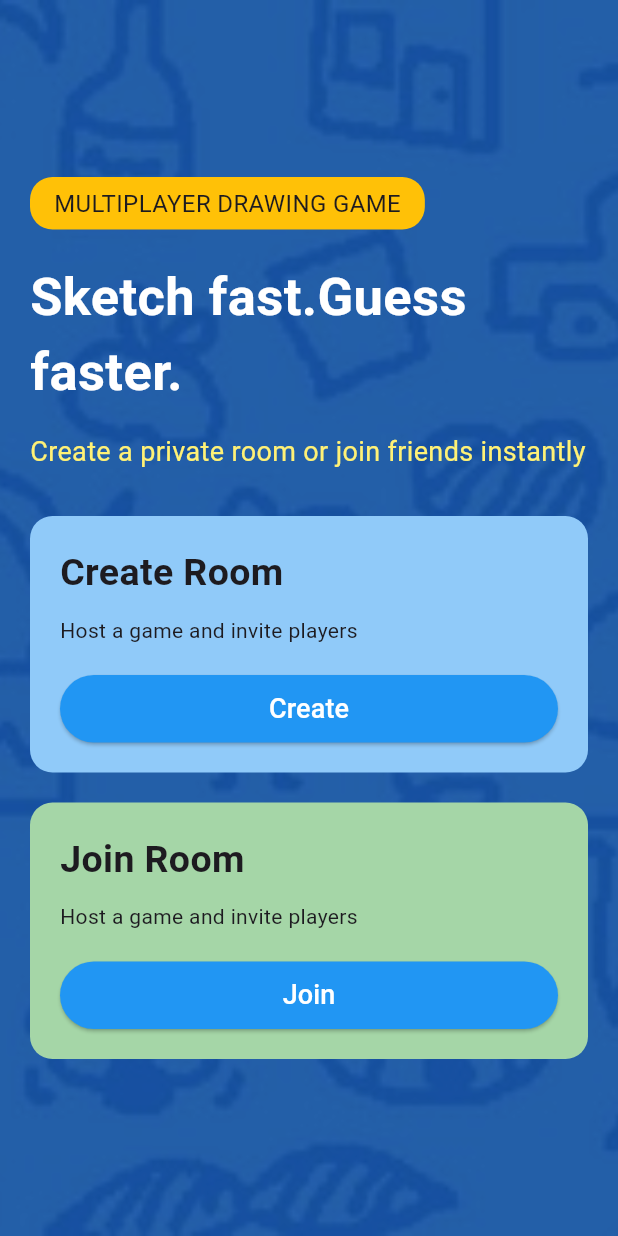
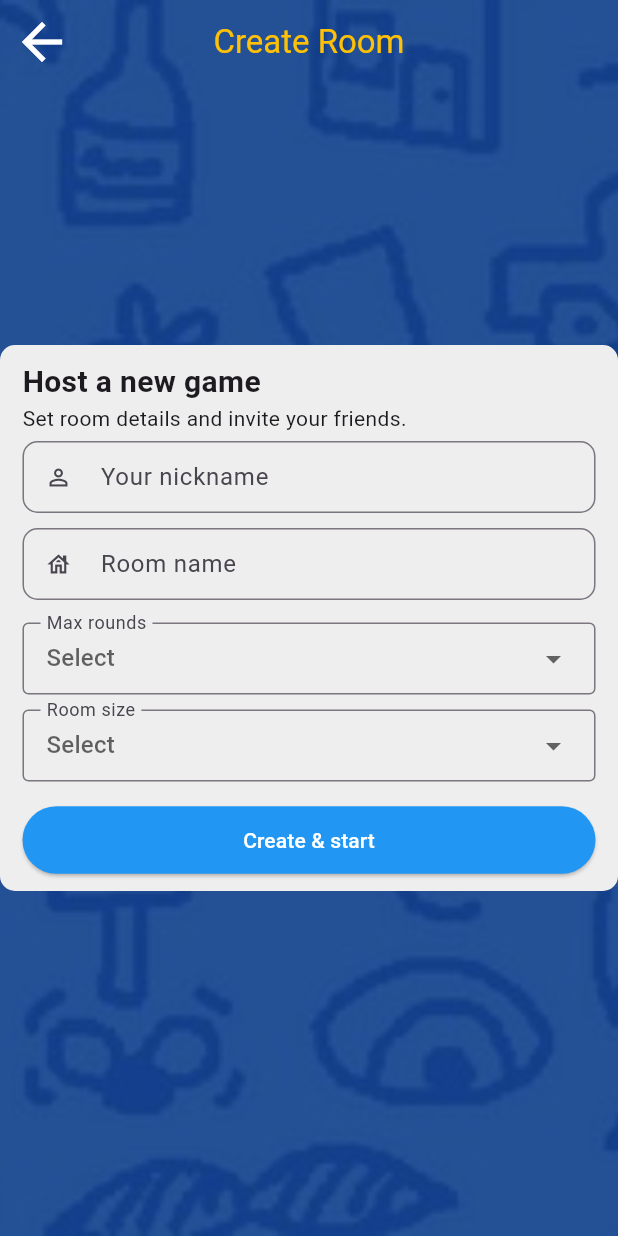
Before and after one commit to PavanKumarz/Skribbl-clone, a Flutter app: the screen it shows after launch, after a tap on "Create", on a phone screen of 412 x 824 dp. Run offline on Flutter 3.47's test engine with Material 3 defaults, Android fonts, the phone set to English and light mode, and no system bars.

Commit message:
add create & join screen

```diff
--- /dev/null
+++ b/lib/create_room_page.dart
@@ -0,0 +1,246 @@
+import 'package:flutter/material.dart';
+
+class CreateRoomPage extends StatelessWidget {
+  const CreateRoomPage({super.key});
+
+  @override
+  Widget build(BuildContext context) {
+    return Scaffold(
+      extendBodyBehindAppBar: true,
+      appBar: AppBar(
+        title: const Text("Create Room", style: TextStyle(color: Colors.amber)),
+        iconTheme: IconThemeData(color: Colors.white, size: 40),
+        backgroundColor: Colors.transparent,
+        centerTitle: true,
+      ),
+      body: Stack(
+        fit: StackFit.expand,
+        children: [
+          Image.asset('assets/images/bg.jpg', fit: BoxFit.cover),
+
+          Center(
+            child: ConstrainedBox(
+              constraints: const BoxConstraints(maxWidth: 900),
+
+              child: LayoutBuilder(
+                builder: (context, constraints) {
+                  final isMobile = constraints.maxWidth < 700;
+
+                  return SingleChildScrollView(
+                    child: Container(
+                      width: isMobile ? double.infinity : 400,
+                      decoration: BoxDecoration(
+                        color: Colors.grey[200],
+                        borderRadius: BorderRadius.circular(10),
+                      ),
+                      child: Padding(
+                        padding: const EdgeInsets.symmetric(
+                          horizontal: 15,
+                          vertical: 10,
+                        ),
+                        child: Column(
+                          mainAxisSize: MainAxisSize.min,
+                          crossAxisAlignment: CrossAxisAlignment.start,
+                          children: [
+                            const Text(
+                              "Host a new game",
+                              style: TextStyle(
+                                fontSize: 20,
+                                fontWeight: FontWeight.bold,
+                              ),
+                            ),
+                            const Text(
+                              "Set room details and invite your friends.",
+                            ),
+                            const SizedBox(height: 5),
+
+                            // Nickname
+                            TextField(
+                              decoration: InputDecoration(
+                                hintText: 'Your nickname',
+                                border: OutlineInputBorder(
+                                  borderRadius: BorderRadius.circular(10),
+                                ),
+                                isDense: true,
+                                prefixIcon: const Icon(Icons.person_outline),
+                                contentPadding: const EdgeInsets.symmetric(
+                                  vertical: 8,
+                                  horizontal: 12,
+                                ),
+                              ),
+                            ),
+
+                            const SizedBox(height: 10),
+
+                            // Room name
+                            TextField(
+                              decoration: InputDecoration(
+                                hintText: 'Room name',
+                                border: OutlineInputBorder(
+                                  borderRadius: BorderRadius.circular(10),
+                                ),
+                                isDense: true,
+                                prefixIcon: const Icon(Icons.house_outlined),
+                                contentPadding: const EdgeInsets.symmetric(
+                                  vertical: 8,
+                                  horizontal: 12,
+                                ),
+                              ),
+                            ),
+
+                            const SizedBox(height: 15),
+
+                            isMobile
+                                ? Column(
+                                    children: [
+                                      InputDecorator(
+                                        decoration: const InputDecoration(
+                                          labelText: 'Max rounds',
+                                          border: OutlineInputBorder(),
+                                          isDense: true,
+                                          contentPadding: EdgeInsets.symmetric(
+                                            horizontal: 12,
+                                          ),
+                                        ),
+                                        child: DropdownButtonHideUnderline(
+                                          child: DropdownButton<String>(
+                                            isExpanded: true,
+                                            hint: const Text('Select'),
+                                            items: ["4", "6", "8"]
+                                                .map(
+                                                  (item) =>
+                                                      DropdownMenuItem<String>(
+                                                        value: item,
+                                                        child: Text(item),
+                                                      ),
+                                                )
+                                                .toList(),
+                                            onChanged: (value) {},
+                                          ),
+                                        ),
+                                      ),
+
+                                      const SizedBox(height: 10),
+
+                                      InputDecorator(
+                                        decoration: const InputDecoration(
+                                          labelText: 'Room size',
+                                          border: OutlineInputBorder(),
+                                          isDense: true,
+                                          contentPadding: EdgeInsets.symmetric(
+                                            horizontal: 12,
+                                          ),
+                                        ),
+                                        child: DropdownButtonHideUnderline(
+                                          child: DropdownButton<String>(
+                                            isExpanded: true,
+                                            hint: const Text('Select'),
+                                            items: ["3", "5", "7"]
+                                                .map(
+                                                  (item) =>
+                                                      DropdownMenuItem<String>(
+                                                        value: item,
+                                                        child: Text(item),
+                                                      ),
+                                                )
+                                                .toList(),
+                                            onChanged: (value) {},
+                                          ),
+                                        ),
+                                      ),
+                                    ],
+                                  )
+                                // DESKTOP → SIDE BY SIDE
+                                : Row(
+                                    children: [
+                                      Expanded(
+                                        child: InputDecorator(
+                                          decoration: const InputDecoration(
+                                            labelText: 'Max rounds',
+                                            border: OutlineInputBorder(),
+                                            isDense: true,
+                                            contentPadding:
+                                                EdgeInsets.symmetric(
+                                                  horizontal: 12,
+                                                ),
+                                          ),
+                                          child: DropdownButtonHideUnderline(
+                                            child: DropdownButton<String>(
+                                              isExpanded: true,
+                                              hint: const Text('Select'),
+                                              items: ["4", "6", "8"]
+                                                  .map(
+                                                    (item) =>
+                                                        DropdownMenuItem<
+                                                          String
+                                                        >(
+                                                          value: item,
+                                                          child: Text(item),
+                                                        ),
+                                                  )
+                                                  .toList(),
+                                              onChanged: (value) {},
+                                            ),
+                                          ),
+                                        ),
+                                      ),
+                                      const SizedBox(width: 10),
+                                      Expanded(
+                                        child: InputDecorator(
+                                          decoration: const InputDecoration(
+                                            labelText: 'Room size',
+                                            border: OutlineInputBorder(),
+                                            isDense: true,
+                                            contentPadding:
+                                                EdgeInsets.symmetric(
+                                                  horizontal: 12,
+                                                ),
+                                          ),
+                                          child: DropdownButtonHideUnderline(
+                                            child: DropdownButton<String>(
+                                              isExpanded: true,
+                                              hint: const Text('Select'),
+                                              items: ["3", "5", "7"]
+                                                  .map(
+                                                    (item) =>
+                                                        DropdownMenuItem<
+                                                          String
+                                                        >(
+                                                          value: item,
+                                                          child: Text(item),
+                                                        ),
+                                                  )
+                                                  .toList(),
+                                              onChanged: (value) {},
+                                            ),
+                                          ),
+                                        ),
+                                      ),
+                                    ],
+                                  ),
+
+                            const SizedBox(height: 15),
+
+                            ElevatedButton(
+                              onPressed: () {},
+                              style: ElevatedButton.styleFrom(
+                                backgroundColor: Colors.blue,
+                                foregroundColor: Colors.white,
+                                minimumSize: const Size(double.infinity, 45),
+                              ),
+                              child: const Text('Create & start'),
+                            ),
+                          ],
+                        ),
+                      ),
+                    ),
+                  );
+                },
+              ),
+            ),
+          ),
+        ],
+      ),
+    );
+  }
+}
--- a/lib/main.dart
+++ b/lib/main.dart
@@ -12,7 +12,7 @@ class MyApp extends StatelessWidget {
   Widget build(BuildContext context) {
     return MaterialApp(
       debugShowCheckedModeBanner: false,
-      title: 'Flutter Demo',
+      title: 'Skribbl clone',
       theme: ThemeData(colorScheme: .fromSeed(seedColor: Colors.deepPurple)),
       home: const OnboardingPage(),
     );
--- a/lib/onboarding_page.dart
+++ b/lib/onboarding_page.dart
@@ -1,4 +1,6 @@
 import 'package:flutter/material.dart';
+import 'package:skribbl_clone/create_room_page.dart';
+import 'package:skribbl_clone/join_room_page.dart';
 
 class OnboardingPage extends StatelessWidget {
   const OnboardingPage({super.key});
@@ -95,7 +97,19 @@ class OnboardingPage extends StatelessWidget {
     final cardColor = isCreate ? Colors.blue[200] : Colors.green[200];
     final title = isCreate ? "Create Room" : "Join Room";
     final buttonText = isCreate ? "Create" : "Join";
-
+    final VoidCallback onTap = isCreate
+        ? () {
+            Navigator.push(
+              context,
+              MaterialPageRoute(builder: (_) => CreateRoomPage()),
+            );
+          }
+        : () {
+            Navigator.push(
+              context,
+              MaterialPageRoute(builder: (_) => JoinRoomPage()),
+            );
+          };
     return Container(
       padding: const EdgeInsets.all(20),
       decoration: BoxDecoration(
@@ -117,7 +131,7 @@ class OnboardingPage extends StatelessWidget {
             width: double.infinity,
             height: 45,
             child: ElevatedButton(
-              onPressed: () {},
+              onPressed: onTap,
               style: ElevatedButton.styleFrom(
                 backgroundColor: Colors.blue,
                 foregroundColor: Colors.white,
```
Also changed, not shown: lib/join_room_page.dart (added, +114 -0 lines).
